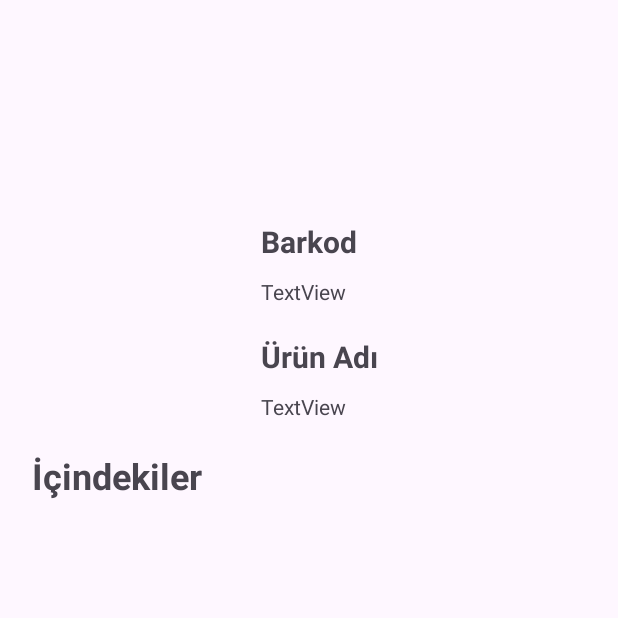
After one commit to FurkanUTAR/icimdekilerMobilApp, an Android app: the urunFragment screen opened through its navigation route, on a phone screen of 412 x 824 dp, the top half of it. The commit adds this screen. Run offline under Robolectric (Android 15) with nearby library versions, the phone set to English and light mode, and no system bars; our stand-ins replace Firebase (no records; nobody signed in at launch, a user with empty details on screens opened directly).

Commit message:
"Kullanıcı Ana Sayfa" ve "Ürün" Sayfaları Tasarlandı

```diff
--- /dev/null
+++ b/app/src/main/java/com/example/icimdekiler/urunFragment.kt
@@ -0,0 +1,42 @@
+package com.example.icimdekiler
+
+import android.os.Bundle
+import androidx.fragment.app.Fragment
+import android.view.LayoutInflater
+import android.view.View
+import android.view.ViewGroup
+import com.example.icimdekiler.databinding.FragmentUrunBinding
+import com.google.firebase.Firebase
+import com.google.firebase.auth.FirebaseAuth
+import com.google.firebase.auth.auth
+import com.google.firebase.firestore.firestore
+
+class urunFragment : Fragment() {
+
+    //Binding
+    private var _binding: FragmentUrunBinding? = null
+    private val binding get() = _binding!!
+
+    //Firebase
+    private lateinit var auth: FirebaseAuth
+    val db = Firebase.firestore
+
+    override fun onCreate(savedInstanceState: Bundle?) {
+        super.onCreate(savedInstanceState)
+        auth = Firebase.auth
+    }
+
+    override fun onCreateView(
+        inflater: LayoutInflater, container: ViewGroup?,
+        savedInstanceState: Bundle?
+    ): View? {
+        _binding = FragmentUrunBinding.inflate(inflater, container, false)
+        val view = binding.root
+        return view
+    }
+
+    override fun onDestroyView() {
+        super.onDestroyView()
+        _binding = null
+    }
+}
--- /dev/null
+++ b/app/src/main/res/layout/fragment_urun.xml
@@ -0,0 +1,70 @@
+<?xml version="1.0" encoding="utf-8"?>
+<androidx.constraintlayout.widget.ConstraintLayout xmlns:android="http://schemas.android.com/apk/res/android"
+    xmlns:app="http://schemas.android.com/apk/res-auto"
+    xmlns:tools="http://schemas.android.com/tools"
+    android:layout_width="match_parent"
+    android:layout_height="match_parent"
+    tools:context=".urunFragment">
+
+    <ListView
+        android:id="@+id/icindekilerListView"
+        android:layout_width="wrap_content"
+        android:layout_height="250dp"
+        android:layout_marginTop="10dp"
+        app:layout_constraintEnd_toEndOf="parent"
+        app:layout_constraintStart_toStartOf="parent"
+        app:layout_constraintTop_toBottomOf="@+id/textView10" />
+
+    <TextView
+        android:id="@+id/textView7"
+        android:layout_width="wrap_content"
+        android:layout_height="wrap_content"
+        android:layout_marginTop="100dp"
+        android:text="Barkod"
+        android:textSize="20sp"
+        android:textStyle="bold"
+        app:layout_constraintEnd_toEndOf="parent"
+        app:layout_constraintStart_toStartOf="parent"
+        app:layout_constraintTop_toTopOf="parent" />
+
+    <TextView
+        android:id="@+id/textView9"
+        android:layout_width="wrap_content"
+        android:layout_height="wrap_content"
+        android:layout_marginTop="20dp"
+        android:text="Ürün Adı"
+        android:textSize="20sp"
+        android:textStyle="bold"
+        app:layout_constraintStart_toStartOf="@+id/textView7"
+        app:layout_constraintTop_toBottomOf="@+id/barkodNoText" />
+
+    <TextView
+        android:id="@+id/barkodNoText"
+        android:layout_width="wrap_content"
+        android:layout_height="wrap_content"
+        android:layout_marginTop="10dp"
+        android:text="TextView"
+        app:layout_constraintStart_toStartOf="@+id/textView7"
+        app:layout_constraintTop_toBottomOf="@+id/textView7" />
+
+    <TextView
+        android:id="@+id/urunAdiText"
+        android:layout_width="wrap_content"
+        android:layout_height="wrap_content"
+        android:layout_marginTop="10dp"
+        android:text="TextView"
+        app:layout_constraintStart_toStartOf="@+id/textView9"
+        app:layout_constraintTop_toBottomOf="@+id/textView9" />
+
+    <TextView
+        android:id="@+id/textView10"
+        android:layout_width="wrap_content"
+        android:layout_height="wrap_content"
+        android:layout_marginStart="20dp"
+        android:layout_marginTop="20dp"
+        android:text="İçindekiler"
+        android:textSize="24sp"
+        android:textStyle="bold"
+        app:layout_constraintStart_toStartOf="parent"
+        app:layout_constraintTop_toBottomOf="@+id/urunAdiText" />
+</androidx.constraintlayout.widget.ConstraintLayout>
--- a/app/src/main/res/navigation/nav_graph.xml
+++ b/app/src/main/res/navigation/nav_graph.xml
@@ -50,8 +50,11 @@
         android:label="fragment_kullanici_ana_sayfa"
         tools:layout="@layout/fragment_kullanici_ana_sayfa" >
         <action
-            android:id="@+id/action_kullaniciAnaSayfaFragment_to_girisYapFragment2"
+            android:id="@+id/action_kullaniciAnaSayfaFragment_to_girisYapFragment"
             app:destination="@id/girisYapFragment" />
+        <action
+            android:id="@+id/action_kullaniciAnaSayfaFragment_to_urunFragment"
+            app:destination="@id/urunFragment" />
     </fragment>
     <fragment
         android:id="@+id/adminAnaSayfaFragment"
@@ -70,4 +73,9 @@
         android:name="com.example.icimdekiler.urunEkleFragment"
         android:label="fragment_urun_ekle"
         tools:layout="@layout/fragment_urun_ekle" />
+    <fragment
+        android:id="@+id/urunFragment"
+        android:name="com.example.icimdekiler.urunFragment"
+        android:label="fragment_urun"
+        tools:layout="@layout/fragment_urun" />
 </navigation>
--- a/app/src/main/res/values/strings.xml
+++ b/app/src/main/res/values/strings.xml
@@ -17,5 +17,7 @@
     <string name="kaydet">Kaydet</string>
     <string name="guncelle">Güncelle</string>
     <string name="sil">Sil</string>
+    <!-- TODO: Remove or change this placeholder text -->
+    <string name="hello_blank_fragment">Hello blank fragment</string>
 
 </resources>
```
Also changed, not shown: app/src/main/java/com/example/icimdekiler/kullaniciAnaSayfaFragment.kt (+40 -0 lines), app/src/main/res/layout/fragment_kullanici_ana_sayfa.xml (+44 -7 lines).
